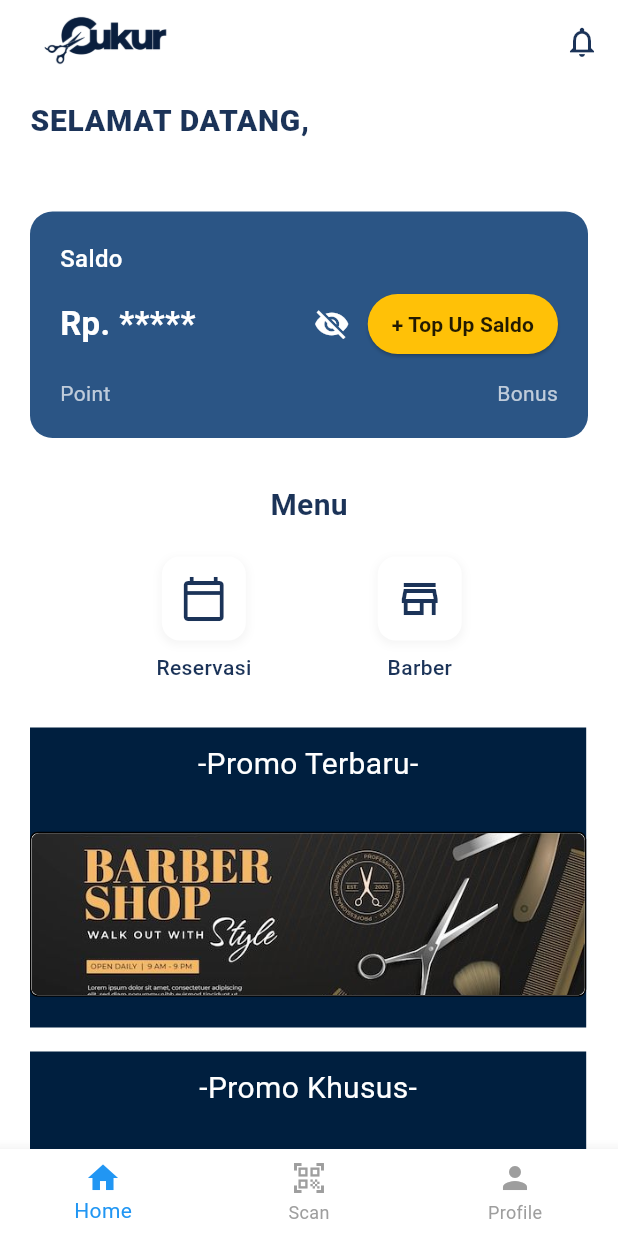
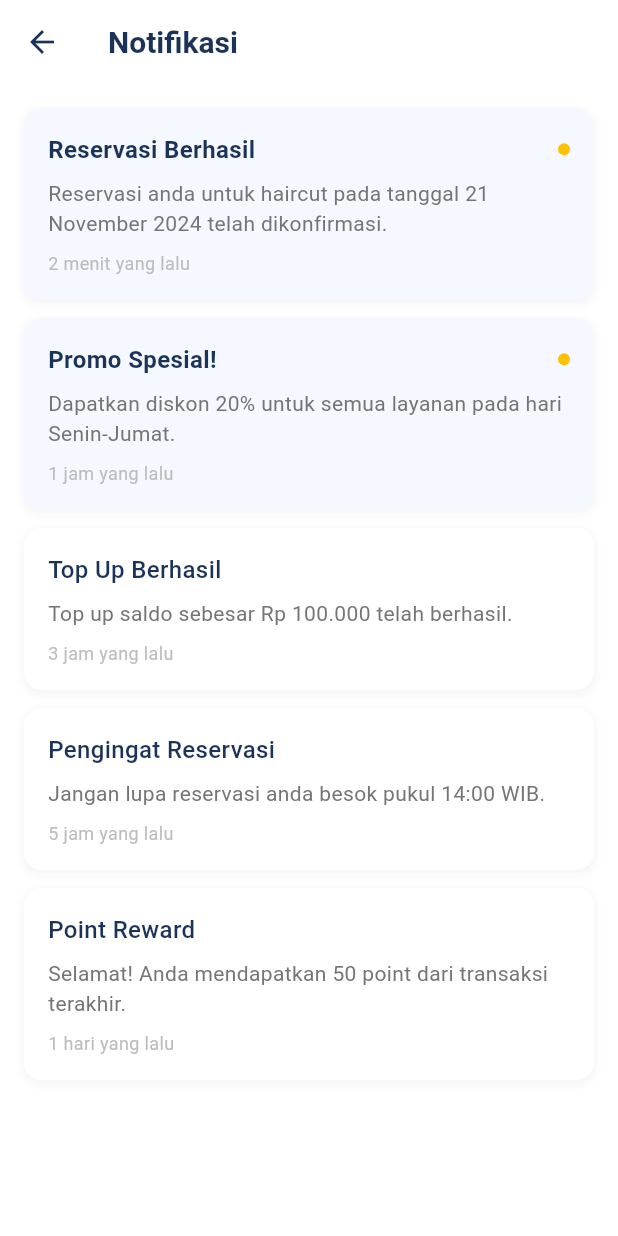
Before and after one commit to daflojuaan/1_A_Salon, a Flutter app: the HomePage screen opened directly with empty values, after a tap on the "notifications" icon, on a phone screen of 412 x 824 dp. Run offline on Flutter 3.47's test engine with Material 3 defaults, Android fonts, the light colour scheme and no system bars; our stand-ins replace camera, image_picker, sqflite; missing offline and left inert: mobile_scanner; accounts and stored records are empty.

Commit message:
membuat notification

```diff
--- a/lib/main.dart
+++ b/lib/main.dart
@@ -7,6 +7,7 @@ import 'package:a_salon/view/scan_page.dart';
 import 'package:a_salon/view/payment_page.dart';
 import 'package:a_salon/view/reservation_page.dart';
 import 'package:a_salon/view/barber_page.dart';
+import 'package:a_salon/view/notification_page.dart';
 
 void main() {
   runApp(const MyApp());
@@ -33,6 +34,7 @@ class MyApp extends StatelessWidget {
         '/payment': (context) => const PaymentPage(),
         '/topup': (context) => const TopUpSaldoPage(),
         '/barber': (context) => const BarberProfilePage(),
+        '/notification': (context) => const NotificationPage(),
       },
     );
   }
--- a/lib/view/home_page.dart
+++ b/lib/view/home_page.dart
@@ -4,6 +4,7 @@ import 'package:flutter/material.dart';
 import 'package:a_salon/database/database_helper.dart';
 import 'package:a_salon/view/user.dart';
 import 'topup_saldo.dart';
+import 'package:a_salon/view/notification_page.dart';
 
 class HomePage extends StatefulWidget {
   final User user;
@@ -45,8 +46,15 @@ class _HomePageState extends State<HomePage> {
         actions: [
           IconButton(
             icon: const Icon(Icons.notifications_outlined,
-                color: Color(0xFF1B3358)),
-            onPressed: () {},
+            color: Color(0xFF1B3358)),
+            onPressed: () {
+              Navigator.push(
+                context,
+                MaterialPageRoute(
+                  builder: (context) => const NotificationPage(),
+                ),
+              );
+            },
           ),
         ],
       ),
--- /dev/null
+++ b/lib/view/notification_page.dart
@@ -0,0 +1,300 @@
+import 'package:flutter/material.dart';
+
+class NotificationPage extends StatefulWidget {
+  const NotificationPage({super.key});
+
+  @override
+  State<NotificationPage> createState() => _NotificationPageState();
+}
+
+class _NotificationPageState extends State<NotificationPage> {
+  late List<NotificationItem> notifications;
+
+  @override
+  void initState() {
+    super.initState();
+    notifications = _dummyNotifications.map((e) => NotificationItem.fromMap(e)).toList();
+  }
+
+  void _markAsRead(int index) {
+    setState(() {
+      notifications[index].isRead = true;
+    });
+  }
+
+  @override
+  Widget build(BuildContext context) {
+    return Scaffold(
+      backgroundColor: Colors.white,
+      appBar: AppBar(
+        backgroundColor: Colors.white,
+        elevation: 0,
+        leading: IconButton(
+          icon: const Icon(Icons.arrow_back, color: Color(0xFF1B3358)),
+          onPressed: () => Navigator.pop(context),
+        ),
+        title: const Text(
+          'Notifikasi',
+          style: TextStyle(
+            color: Color(0xFF1B3358),
+            fontSize: 20,
+            fontWeight: FontWeight.bold,
+          ),
+        ),
+      ),
+      body: ListView.builder(
+        padding: const EdgeInsets.all(16),
+        itemCount: notifications.length,
+        itemBuilder: (context, index) {
+          final notification = notifications[index];
+          return _buildNotificationCard(
+            context: context,
+            notification: notification,
+            index: index,
+          );
+        },
+      ),
+    );
+  }
+
+  Widget _buildNotificationCard({
+    required BuildContext context,
+    required NotificationItem notification,
+    required int index,
+  }) {
+    return GestureDetector(
+      onTap: () {
+        _markAsRead(index);
+        _showNotificationDetail(context, notification);
+      },
+      child: Container(
+        margin: const EdgeInsets.only(bottom: 12),
+        decoration: BoxDecoration(
+          color: notification.isRead ? Colors.white : const Color(0xFFF5F8FF),
+          borderRadius: BorderRadius.circular(12),
+          boxShadow: [
+            BoxShadow(
+              color: Colors.grey.withOpacity(0.1),
+              spreadRadius: 1,
+              blurRadius: 4,
+              offset: const Offset(0, 2),
+            ),
+          ],
+        ),
+        child: Padding(
+          padding: const EdgeInsets.all(16),
+          child: Column(
+            crossAxisAlignment: CrossAxisAlignment.start,
+            children: [
+              Row(
+                mainAxisAlignment: MainAxisAlignment.spaceBetween,
+                children: [
+                  Expanded(
+                    child: Text(
+                      notification.title,
+                      style: TextStyle(
+                        fontSize: 16,
+                        fontWeight: notification.isRead ? FontWeight.w500 : FontWeight.bold,
+                        color: const Color(0xFF1B3358),
+                      ),
+                    ),
+                  ),
+                  if (!notification.isRead)
+                    Container(
+                      width: 8,
+                      height: 8,
+                      decoration: const BoxDecoration(
+                        color: Color(0xFFFFC107),
+                        shape: BoxShape.circle,
+                      ),
+                    ),
+                ],
+              ),
+              const SizedBox(height: 8),
+              Text(
+                notification.message,
+                style: TextStyle(
+                  fontSize: 14,
+                  color: Colors.grey[600],
+                ),
+                maxLines: 2,
+                overflow: TextOverflow.ellipsis,
+              ),
+              const SizedBox(height: 8),
+              Text(
+                notification.time,
+                style: TextStyle(
+                  fontSize: 12,
+                  color: Colors.grey[400],
+                ),
+              ),
+            ],
+          ),
+        ),
+      ),
+    );
+  }
+
+  void _showNotificationDetail(BuildContext context, NotificationItem notification) {
+    showModalBottomSheet(
+      context: context,
+      isScrollControlled: true,
+      shape: const RoundedRectangleBorder(
+        borderRadius: BorderRadius.vertical(top: Radius.circular(20)),
+      ),
+      builder: (context) => Container(
+        padding: const EdgeInsets.all(20),
+        decoration: const BoxDecoration(
+          color: Colors.white,
+          borderRadius: BorderRadius.vertical(top: Radius.circular(20)),
+        ),
+        child: Column(
+          mainAxisSize: MainAxisSize.min,
+          crossAxisAlignment: CrossAxisAlignment.start,
+          children: [
+            Row(
+              mainAxisAlignment: MainAxisAlignment.spaceBetween,
+              children: [
+                Expanded(
+                  child: Text(
+                    notification.title,
+                    style: const TextStyle(
+                      fontSize: 18,
+                      fontWeight: FontWeight.bold,
+                      color: Color(0xFF1B3358),
+                    ),
+                  ),
+                ),
+                IconButton(
+                  icon: const Icon(Icons.close),
+                  onPressed: () => Navigator.pop(context),
+                ),
+              ],
+            ),
+            const SizedBox(height: 8),
+            Text(
+              notification.time,
+              style: TextStyle(
+                fontSize: 12,
+                color: Colors.grey[400],
+              ),
+            ),
+            const SizedBox(height: 16),
+            Text(
+              notification.detailMessage ?? notification.message,
+              style: TextStyle(
+                fontSize: 16,
+                color: Colors.grey[700],
+                height: 1.5,
+              ),
+            ),
+            if (notification.actionButton != null) ...[
+              const SizedBox(height: 24),
+              SizedBox(
+                width: double.infinity,
+                child: ElevatedButton(
+                  onPressed: () {
+                    Navigator.pop(context);
+                    // Implementasi aksi sesuai dengan jenis notifikasi
+                    if (notification.actionButton!.contains('Lihat Reservasi')) {
+                      Navigator.pushNamed(context, '/reservation');
+                    } else if (notification.actionButton!.contains('Lihat Promo')) {
+                      // Navigate to promo page
+                    }
+                  },
+                  style: ElevatedButton.styleFrom(
+                    backgroundColor: const Color(0xFF2B5585),
+                    padding: const EdgeInsets.symmetric(vertical: 12),
+                    shape: RoundedRectangleBorder(
+                      borderRadius: BorderRadius.circular(10),
+                    ),
+                  ),
+                  child: Text(
+                    notification.actionButton!,
+                    style: const TextStyle(
+                      color: Colors.white,
+                      fontSize: 16,
+                      fontWeight: FontWeight.w600,
+                    ),
+                  ),
+                ),
+              ),
+            ],
+            const SizedBox(height: 20),
+          ],
+        ),
+      ),
+    );
+  }
+}
+
+class NotificationItem {
+  final String title;
+  final String message;
+  final String? detailMessage;
+  final String time;
+  bool isRead;
+  final String? actionButton;
+
+  NotificationItem({
+    required this.title,
+    required this.message,
+    this.detailMessage,
+    required this.time,
+    required this.isRead,
+    this.actionButton,
+  });
+
+  factory NotificationItem.fromMap(Map<String, dynamic> map) {
+    return NotificationItem(
+      title: map['title'],
+      message: map['message'],
+      detailMessage: map['detailMessage'],
+      time: map['time'],
+      isRead: map['isRead'],
+      actionButton: map['actionButton'],
+    );
+  }
+}
+
+final List<Map<String, dynamic>> _dummyNotifications = [
+  {
+    'title': 'Reservasi Berhasil',
+    'message': 'Reservasi anda untuk haircut pada tanggal 21 November 2024 telah dikonfirmasi.',
+    'detailMessage': 'Reservasi anda untuk layanan haircut pada tanggal 21 November 2024 pukul 14:00 WIB telah dikonfirmasi.\n\nDetail Reservasi:\n- Layanan: Haircut\n- Tanggal: 21 November 2024\n- Waktu: 14:00 WIB\n- Durasi: 1 jam\n- Barber: John Doe',
+    'time': '2 menit yang lalu',
+    'isRead': false,
+    'actionButton': 'Lihat Reservasi',
+  },
+  {
+    'title': 'Promo Spesial!',
+    'message': 'Dapatkan diskon 20% untuk semua layanan pada hari Senin-Jumat.',
+    'detailMessage': 'Spesial untuk Anda! Dapatkan diskon 20% untuk semua layanan pada hari Senin-Jumat.\n\nSyarat dan Ketentuan:\n- Berlaku untuk semua jenis layanan\n- Periode promo: 1-30 November 2024\n- Tidak dapat digabung dengan promo lain\n- Berlaku di semua cabang',
+    'time': '1 jam yang lalu',
+    'isRead': false,
+    'actionButton': 'Lihat Promo',
+  },
+  {
+    'title': 'Top Up Berhasil',
+    'message': 'Top up saldo sebesar Rp 100.000 telah berhasil.',
+    'detailMessage': 'Top up saldo sebesar Rp 100.000 telah berhasil.\n\nDetail Transaksi:\n- ID Transaksi: TU123456\n- Metode: Virtual Account BCA\n- Waktu: 20 November 2024, 10:30 WIB\n- Status: Berhasil',
+    'time': '3 jam yang lalu',
+    'isRead': true,
+    'actionButton': null,
+  },
+  {
+    'title': 'Pengingat Reservasi',
+    'message': 'Jangan lupa reservasi anda besok pukul 14:00 WIB.',
+    'time': '5 jam yang lalu',
+    'isRead': true,
+    'actionButton': 'Lihat Reservasi',
+  },
+  {
+    'title': 'Point Reward',
+    'message': 'Selamat! Anda mendapatkan 50 point dari transaksi terakhir.',
+    'detailMessage': 'Selamat! Anda mendapatkan 50 point dari transaksi terakhir Anda.\n\nDetail Point:\n- Point yang didapat: 50\n- Total point: 150\n- Transaksi: Haircut + Beard Trim\n- Tanggal: 19 November 2024',
+    'time': '1 hari yang lalu',
+    'isRead': true,
+    'actionButton': null,
+  },
+];
```
